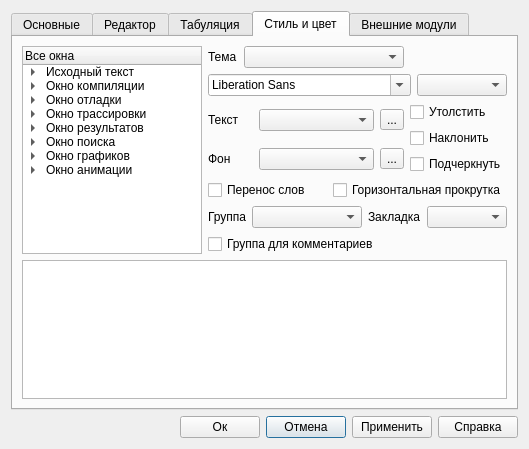
Old version of the form rdo/app/rdo_studio/branches/dev_qt_migration/res/ui/view_preferenses.ui in the repository aurusov/rdo_studio.
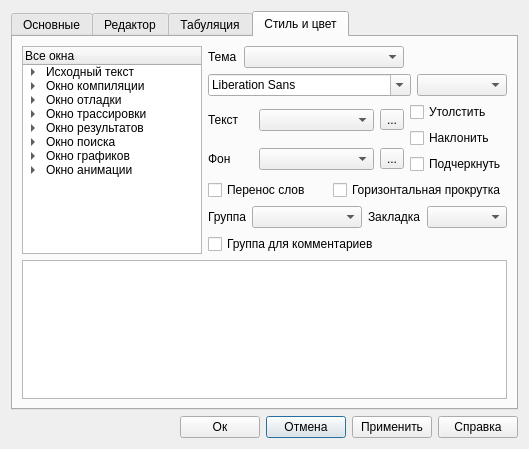
New version of the form.

Commit message: - теперь если слово не выделено, то ищет текущее слово

Diff of the .ui file:
```diff
--- a/rdo/app/rdo_studio/branches/dev_qt_migration/res/ui/view_preferenses.ui
+++ b/rdo/app/rdo_studio/branches/dev_qt_migration/res/ui/view_preferenses.ui
@@ -1140,11 +1140,6 @@
       <zorder>treeWidget</zorder>
       <zorder>textBrowser</zorder>
      </widget>
-     <widget class="QWidget" name="tab_5">
-      <attribute name="title">
-       <string>Внешние модули</string>
-      </attribute>
-     </widget>
     </widget>
    </item>
   </layout>
```
Left out of the diff: 20 changed lines with no effect on the pictures. The commit also changes 1 other file.
